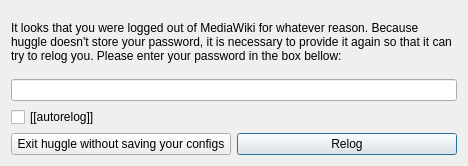
Before: the Qt Designer form huggle/reloginform.ui in huggle/huggle3-qt-lx, drawn with Qt 5.
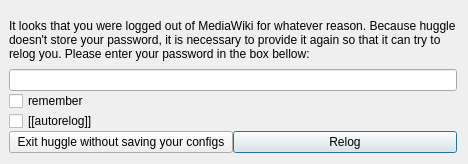
After: the same form once the commit is applied. Icons and pictures are not drawn.

Commit message: reloginform cb to toggle if we remember pw

Diff of the .ui file:
```diff
--- a/huggle/reloginform.ui
+++ b/huggle/reloginform.ui
@@ -7,7 +7,7 @@
     <x>0</x>
     <y>0</y>
     <width>468</width>
-    <height>166</height>
+    <height>164</height>
    </rect>
   </property>
   <property name="windowTitle">
@@ -18,6 +18,12 @@
     <normaloff>:/huggle/pictures/Resources/huggle3_newlogo.ico</normaloff>:/huggle/pictures/Resources/huggle3_newlogo.ico</iconset>
   </property>
   <layout class="QVBoxLayout" name="verticalLayout">
+   <property name="spacing">
+    <number>0</number>
+   </property>
+   <property name="leftMargin">
+    <number>9</number>
+   </property>
    <item>
     <widget class="QLabel" name="label">
      <property name="text">
@@ -38,6 +44,13 @@
      </property>
     </widget>
    </item>
+   <item>
+    <widget class="QCheckBox" name="checkBox_RemeberPw">
+     <property name="text">
+      <string>remember</string>
+     </property>
+    </widget>
+   </item>
    <item>
     <widget class="QCheckBox" name="checkBox">
      <property name="text">
```
The commit also changes 2 other files.
